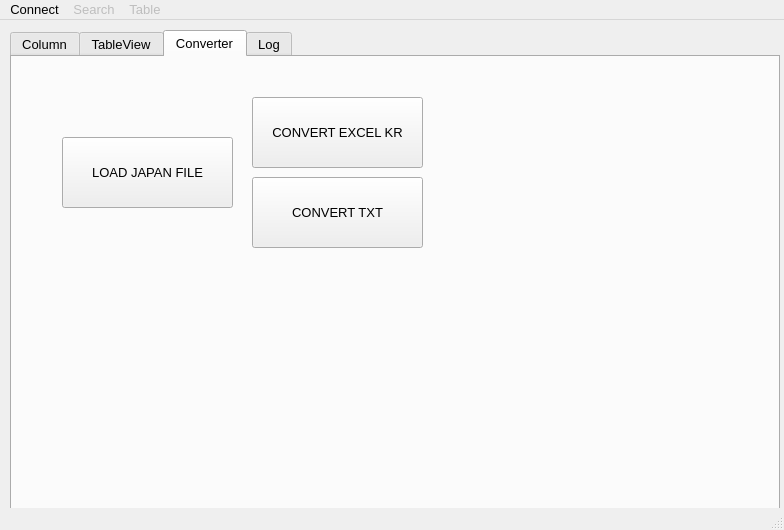
Above: PokeDBWindow.ui from plutorain/PokeDB before the change. Below: the same form after it.
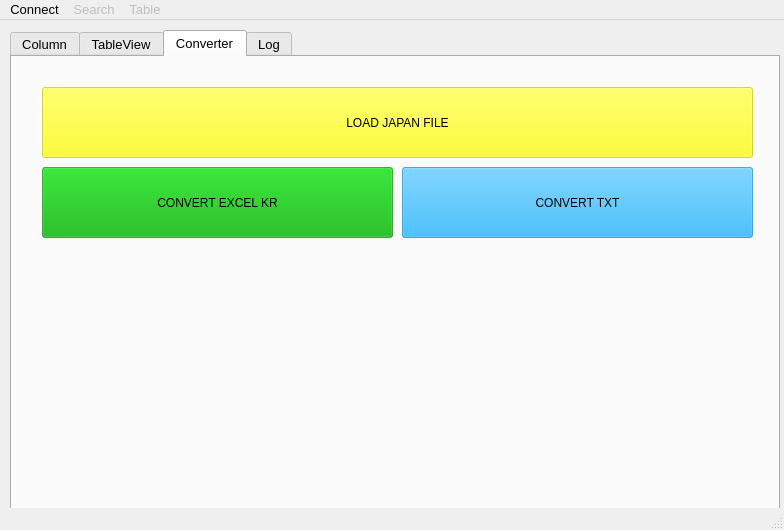
That is the form after the change. The open tabs and pages were chosen to show the change.

Commit message:
Add : Check Excel File and Exception Message
1) Check Excel File DB Update & Convert Org JP file
2) change Coverter Button style format
3) Case : Table - One row / Selection One Row
    -> Go to Detect All selection Case
    -> Change to Row selection in case table has a row

Diff of the .ui file:
```diff
--- a/PokeDBWindow.ui
+++ b/PokeDBWindow.ui
@@ -120,12 +120,15 @@
      <widget class="QPushButton" name="pushButton_Load_JP">
       <property name="geometry">
        <rect>
-        <x>50</x>
-        <y>80</y>
-        <width>171</width>
+        <x>30</x>
+        <y>30</y>
+        <width>711</width>
         <height>71</height>
        </rect>
       </property>
+      <property name="styleSheet">
+       <string notr="true">background-color: rgba(255, 255, 0, 150)</string>
+      </property>
       <property name="text">
        <string>LOAD JAPAN FILE</string>
       </property>
@@ -133,12 +136,15 @@
      <widget class="QPushButton" name="pushButton_Cvt_KR">
       <property name="geometry">
        <rect>
-        <x>240</x>
-        <y>40</y>
-        <width>171</width>
+        <x>30</x>
+        <y>110</y>
+        <width>351</width>
         <height>71</height>
        </rect>
       </property>
+      <property name="styleSheet">
+       <string notr="true">background-color: rgba(0, 170, 0, 150)</string>
+      </property>
       <property name="text">
        <string>CONVERT EXCEL KR</string>
       </property>
@@ -146,12 +152,15 @@
      <widget class="QPushButton" name="pushButton_Cvt_Txt">
       <property name="geometry">
        <rect>
-        <x>240</x>
-        <y>120</y>
-        <width>171</width>
+        <x>390</x>
+        <y>110</y>
+        <width>351</width>
         <height>71</height>
        </rect>
       </property>
+      <property name="styleSheet">
+       <string notr="true">background-color: rgba(0, 170, 255, 150)</string>
+      </property>
       <property name="text">
        <string>CONVERT TXT</string>
       </property>
```
The commit also changes 2 other files.
